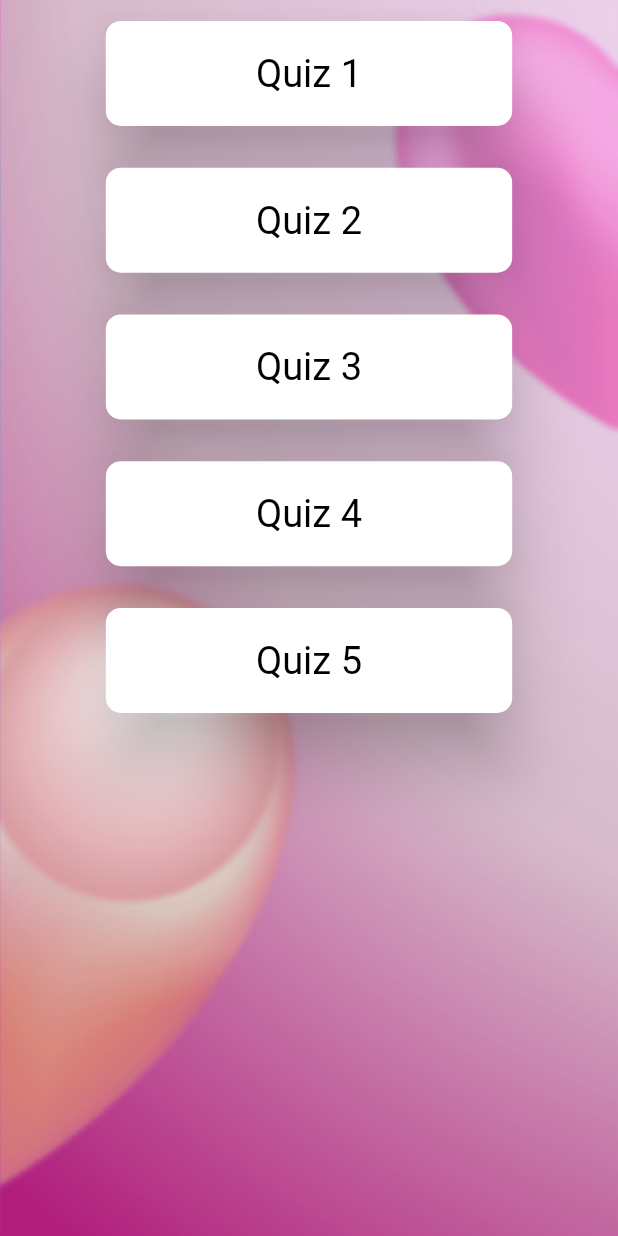
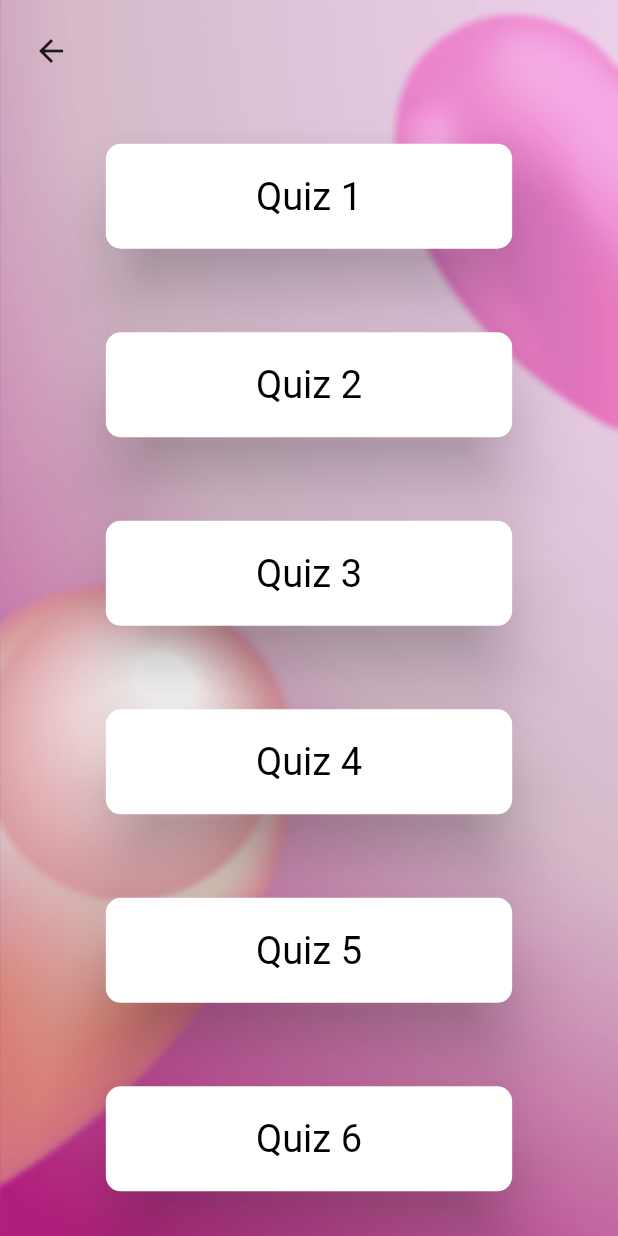
Before and after one commit to nooralibutt/love_test_app, a Flutter app: the screen it shows after launch, after a tap on "Start Test", on a phone screen of 412 x 824 dp. Run offline on Flutter 3.47's test engine with Material 2 defaults, Android fonts, the light colour scheme and no system bars; our stand-ins replace audioplayers, confetti, flutter_screenutil, flutter_spinkit, shared_preferences, simple_animations and 2 more.

Commit message:
refactor code

```diff
--- a/lib/controller/quiz_controller.dart
+++ b/lib/controller/quiz_controller.dart
@@ -5,6 +5,7 @@
   static List<QuizModel> selectedQuiz = [];
   static List<bool> correctAnswers = [];
   static double resultValue = 0;
+  static bool isAnswered = false;
 
   static Future<bool> showExitPopUp(
       {required BuildContext context,
--- a/lib/general_widgets/background_image.dart
+++ b/lib/general_widgets/background_image.dart
@@ -10,7 +10,8 @@
     return Scaffold(
       body: SafeArea(
         child: Container(
-            height: 900,
+            height: double.infinity,
+            width: double.infinity,
             decoration: const BoxDecoration(
               image: DecorationImage(
                 image: AssetImage('assets/images/bg_image.png'),
--- a/lib/general_widgets/general_elevated_button.dart
+++ b/lib/general_widgets/general_elevated_button.dart
@@ -34,6 +34,7 @@
             onPressed: onPressed,
             child: Text(
               text,
+              textAlign: TextAlign.center,
               style: TextStyle(
                   fontSize: fontSize,
                   color: fontColor,
--- a/lib/model/quiz_model.dart
+++ b/lib/model/quiz_model.dart
@@ -4,6 +4,11 @@
   final String correctAnswer;
 
   static final List<List<QuizModel>> quizList = [
+    QuizModel.quiz1,
+    QuizModel.quiz2,
+    QuizModel.quiz3,
+    QuizModel.quiz4,
+    QuizModel.quiz5,
     QuizModel.quiz1,
     QuizModel.quiz2,
     QuizModel.quiz3,
@@ -70,23 +75,23 @@
     QuizModel(
         headingText: 'How often do you talk with Girlfriend?',
         options: [
-          'Everyday, even weekends ',
+          'Everyday, even weekends',
           'most but not everyday',
           'Every once in a while '
         ],
-        correctAnswer: ''),
+        correctAnswer: 'Everyday, even weekends'),
     QuizModel(
         headingText: 'Does girlfriend ever give  your compliments? ',
         options: ['Yes, All of the time! ', 'Occasionally ', 'No'],
-        correctAnswer: ''),
+        correctAnswer: 'Occasionally'),
     QuizModel(
-        headingText: 'Do you get excited or  nervous when you see him/her?',
+        headingText: 'Do you get excited or nervous when you see him/her?',
         options: ['Yes', 'Sometimes', 'Never'],
-        correctAnswer: ''),
+        correctAnswer: 'Yes'),
     QuizModel(
-        headingText: 'other People when you’re around? ',
+        headingText: 'Other People when you’re around? ',
         options: ['No', 'A little', 'Yes'],
-        correctAnswer: ''),
+        correctAnswer: 'No'),
     QuizModel(
         headingText:
             'What would you do if you have a date but girlfriend is one hour late?',
@@ -95,23 +100,23 @@
           'I’ll wait 30 minutes',
           'I’ll leave immediately'
         ],
-        correctAnswer: ''),
+        correctAnswer: 'I’ll wait until they show up'),
     QuizModel(
-        headingText: 'Do you get excited when  you see Girlfriend?',
+        headingText: 'Do you get excited when you see Girlfriend?',
         options: ['Always', 'Sometimes', 'No'],
-        correctAnswer: ''),
+        correctAnswer: 'Always'),
     QuizModel(
         headingText: 'Do you enjoy each other’s company?',
         options: ['Yes, we’re really Good friends', 'A little', 'Not at all'],
-        correctAnswer: ''),
+        correctAnswer: 'Yes, we’re really Good friends'),
     QuizModel(
-        headingText: 'Bought you something or  made something for you?',
+        headingText: 'Bought you something or made something for you?',
         options: [
           'Yes, just because',
           'Yes, for valentine’s day or my birthday',
           'No'
         ],
-        correctAnswer: ''),
+        correctAnswer: 'Yes, just because'),
     QuizModel(
         headingText: 'Is there anything you want to change about girlfriend?',
         options: [
@@ -119,27 +124,27 @@
           'A few things',
           'Quite a lot of things'
         ],
-        correctAnswer: ''),
+        correctAnswer: 'Nothing, they are perfect'),
     QuizModel(
         headingText: 'How long have you had a crush on girlfriend?',
         options: ['Over a year', 'A few months', 'A few weeks'],
-        correctAnswer: ''),
+        correctAnswer: 'A few weeks'),
   ];
   static final List<QuizModel> quiz3 = [
     QuizModel(
         headingText:
             'Do you honestly think you are falling in love with girlfriend ?',
         options: ['Yes', 'Kind of', 'No'],
-        correctAnswer: ''),
+        correctAnswer: 'Yes'),
     QuizModel(
         headingText: 'Do you smile every time you think about girlfriend?',
         options: ['Yes', 'A little', 'No'],
-        correctAnswer: ''),
+        correctAnswer: 'Yes'),
     QuizModel(
         headingText:
-            'Would you feel jealous if you saw anyone else  interested in girlfriend?',
+            'Would you feel jealous if you saw anyone else interested in girlfriend?',
         options: ['Definitely', 'I think so', 'Not at all'],
-        correctAnswer: ''),
+        correctAnswer: 'Definitely'),
     QuizModel(
         headingText: 'Do you feel comfortable in each other’s company?',
         options: [
@@ -147,86 +152,86 @@
           'No, it feels awkward',
           'We don’t hang out'
         ],
-        correctAnswer: ''),
+        correctAnswer: 'Yes, it feel natural'),
     QuizModel(
-        headingText: 'Has girlfriend told you  that they like you?',
+        headingText: 'Has girlfriend told you that they like you?',
         options: ['Yes', 'I dont\'t think so', 'No'],
-        correctAnswer: ''),
+        correctAnswer: 'Yes'),
     QuizModel(
         headingText: 'If you talk, who initiates conversation first?',
         options: ['They do', 'Always me', '50-50'],
-        correctAnswer: ''),
+        correctAnswer: '50-50'),
     QuizModel(
         headingText: 'Do you constantly check girlfriend’s social media?',
         options: ['Everyday', 'Occasionally', 'No'],
-        correctAnswer: ''),
+        correctAnswer: 'No'),
     QuizModel(
         headingText: 'Do you flirt with girlfriend when you are with them?',
         options: ['Yes all the time', 'Sometimes', 'Not at all'],
-        correctAnswer: ''),
+        correctAnswer: 'Not at all'),
     QuizModel(
-        headingText: 'How long does it take girlfriend to respond to  a text?',
+        headingText: 'How long does it take girlfriend to respond to a text?',
         options: [
           'They reply instantly',
           'A few hours',
           'we never text each other'
         ],
-        correctAnswer: ''),
+        correctAnswer: 'They reply instantly'),
     QuizModel(
-        headingText: 'Are you two the  some age?',
+        headingText: 'Are you two the some age?',
         options: ['Yes', '2-3 years apart', 'Over 3 years apart'],
-        correctAnswer: ''),
+        correctAnswer: 'Yes'),
   ];
   static final List<QuizModel> quiz4 = [
     QuizModel(
         headingText: 'Does girlfriend know you exist?',
-        options: [' Yes, We’re friends', 'We’ve spoken a few times ', 'Nope'],
-        correctAnswer: ''),
+        options: ['Yes, We’re friends', 'We’ve spoken a few times ', 'Nope'],
+        correctAnswer: 'Yes, We’re friends'),
     QuizModel(
         headingText:
-            'Would you rather be with girlfriend right now  instead of doing this test?',
+            'Would you rather be with girlfriend right now instead of doing this test?',
         options: ['Definitely', 'I am not sure', 'No'],
-        correctAnswer: ''),
+        correctAnswer: 'I am not sure'),
     QuizModel(
         headingText:
             'Has girlfriend ever gone out of their way to help you with something?',
         options: ['Yes, lots of time', 'Occasionally', 'No'],
-        correctAnswer: ''),
+        correctAnswer: 'Yes, lots of time'),
     QuizModel(
         headingText:
-            'Do you get angery when you miss an opportunity to be with girlfriend?',
+            'Do you get angry when you miss an opportunity to be with girlfriend?',
         options: ['Yes', 'Sometimes', 'No'],
-        correctAnswer: ''),
+        correctAnswer: 'Yes'),
     QuizModel(
         headingText: 'Do you argue with each other?',
         options: ['No', 'Occasionally', 'Yes, we argue quite a lot'],
-        correctAnswer: ''),
+        correctAnswer: 'Occasionally'),
     QuizModel(
         headingText: 'Do you think you like girlfriend?',
         options: ['Yes, I’m pretty sure', 'I’m not sure', 'No'],
-        correctAnswer: ''),
+        correctAnswer: 'Yes, I’m pretty sure'),
     QuizModel(
         headingText: 'Do you know what type of music girlfriend likes?',
         options: ['Yes', 'I think so', 'No'],
-        correctAnswer: ''),
+        correctAnswer: 'Yes'),
     QuizModel(
         headingText: 'Have you ever touched girlfriend?',
         options: ['Yes', 'Kind of', 'No'],
-        correctAnswer: ''),
+        correctAnswer: 'Yes'),
     QuizModel(
         headingText: 'How often does Girlfriend pop into your head?',
         options: ['All the time?', 'A couple of times a day', 'Hardly ever'],
-        correctAnswer: ''),
+        correctAnswer: 'A couple of times a day'),
     QuizModel(
-        headingText: 'Has girlfriend told you  that they like you?',
+        headingText: 'Has girlfriend told you that they like you?',
         options: ['Yes', 'No', 'I don\'t think so'],
-        correctAnswer: ''),
+        correctAnswer: 'Yes'),
   ];
   static final List<QuizModel> quiz5 = [
     QuizModel(
-        headingText: 'Does girlfriend make an  effort  to hang out with you?',
+        headingText: 'Does girlfriend make an effort to hang out with you?',
         options: ['Yes, All the time', 'Yes, but like a friend', 'No'],
-        correctAnswer: ''),
+        correctAnswer: 'Yes, All the time'),
     QuizModel(
         headingText: 'Have you ever caught girlfriend staring at you?',
         options: [
@@ -234,48 +239,48 @@
           'I don\'t think so',
           'No, I’m usually the one staring'
         ],
-        correctAnswer: ''),
+        correctAnswer: 'Yes'),
     QuizModel(
         headingText: ' Do you talk to girlfriend about personal things?',
         options: ['Yes', 'Not Really', 'No'],
-        correctAnswer: ''),
+        correctAnswer: 'Yes'),
     QuizModel(
-        headingText: 'Have you ever held  Girlfriend’s hand??',
+        headingText: 'Have you ever held Girlfriend’s hand??',
         options: [
           'Yes, It was very romantic',
           'yes, we’ve held hands as  part of a game',
           'No'
         ],
-        correctAnswer: ''),
+        correctAnswer: 'Yes, It was very romantic'),
     QuizModel(
         headingText: 'Does Girlfriend lean in when you speak?',
         options: ['Yes', 'I am not sure', 'No'],
-        correctAnswer: ''),
+        correctAnswer: 'Yes'),
     QuizModel(
         headingText: 'Do you try to dress up to impress girlfriend?',
         options: ['Yes, all the time', 'Occasionally ', 'No'],
-        correctAnswer: ''),
+        correctAnswer: 'Yes, all the time'),
     QuizModel(
         headingText:
-            'On a scale of 1 to 5 (5 being totally in love). how much do you like Girlfriend?',
+            'On a scale of 1 to 5 (5 being totally in love). How much do you like Girlfriend?',
         options: ['5', '3.4', '1.2'],
-        correctAnswer: ''),
+        correctAnswer: '5'),
     QuizModel(
         headingText: 'Have you ever touched girlfriend?',
         options: ['Yes', 'Occasionally', 'No'],
-        correctAnswer: ''),
+        correctAnswer: 'Yes'),
     QuizModel(
-        headingText: 'Is there anything you  would change about  girlfriend??',
+        headingText: 'Is there anything you would change about girlfriend??',
         options: [
           'Yes, lots og things!',
           'A few things',
           'No, I think they are perfect!'
         ],
-        correctAnswer: ''),
+        correctAnswer: 'No, I think they are perfect!'),
     QuizModel(
         headingText:
-            'If you asked Girlfriend to do something for you, do you think they would  do it?',
+            'If you asked Girlfriend to do something for you, do you think they would do it?',
         options: ['Yes', 'It depends', 'No'],
-        correctAnswer: ''),
+        correctAnswer: 'Yes'),
   ];
 }
--- a/lib/screen/home_screen/home_screen.dart
+++ b/lib/screen/home_screen/home_screen.dart
@@ -32,7 +32,7 @@
                   child: Text('Love Test',
                       style: TextStyle(
                         fontFamily: "BuiltTitlingRg",
-                        fontSize: 500.sp,
+                        fontSize: 450.sp,
                         color: Colors.white,
                       )),
                 ),
@@ -52,7 +52,7 @@
                     buttonWidth: 200,
                     text: 'Start Test',
                     fontColor: Colors.black,
-                    internalPadding: const EdgeInsets.all(1),
+                    internalPadding: const EdgeInsets.all(12),
                     onPressed: () {
                       Navigator.pushReplacementNamed(
                           context, QuizListScreen.routeName);
--- a/lib/screen/quiz_list_screen/quiz_list_screen.dart
+++ b/lib/screen/quiz_list_screen/quiz_list_screen.dart
@@ -2,6 +2,7 @@
 import 'package:love_test_app/general_widgets/background_image.dart';
 import 'package:love_test_app/general_widgets/general_elevated_button.dart';
 import 'package:love_test_app/model/quiz_model.dart';
+import 'package:love_test_app/screen/home_screen/home_screen.dart';
 import 'package:love_test_app/screen/quiz-screen/quiz_screen.dart';
 import 'package:love_test_app/utils/all_utilities.dart';
 
@@ -12,21 +13,33 @@
 
   @override
   Widget build(BuildContext context) {
-    return BackgroundImage(
-        child: SingleChildScrollView(
-      child: Column(
-        crossAxisAlignment: CrossAxisAlignment.stretch,
-        children: _buildButton(),
-      ),
-    ));
-  }
-
-  List<Widget> _buildButton() {
-    List<_BuildButton> list = [];
+    List<Widget> list = [];
     for (int i = 0; i < QuizModel.quizList.length; i++) {
       list.add(_BuildButton(i));
     }
-    return list;
+    list.insert(
+        0,
+        Align(
+          alignment: Alignment.topLeft,
+          child: Padding(
+            padding: const EdgeInsets.all(10),
+            child: BackButton(
+              onPressed: () {
+                Navigator.pushReplacementNamed(context, HomeScreen.routeName);
+              },
+            ),
+          ),
+        ));
+
+    return BackgroundImage(
+        child: Center(
+      child: SingleChildScrollView(
+        child: Column(
+          crossAxisAlignment: CrossAxisAlignment.stretch,
+          children: list,
+        ),
+      ),
+    ));
   }
 }
 
@@ -38,7 +51,7 @@
   @override
   Widget build(BuildContext context) {
     return Padding(
-      padding: EdgeInsets.symmetric(horizontal: 250.w, vertical: 50.h),
+      padding: EdgeInsets.symmetric(horizontal: 250.w, vertical: 100.h),
       child: GeneralElevatedButton(
         buttonWidth: 250,
         fontColor: Colors.black,
--- a/lib/screen/result_screen/result_screen.dart
+++ b/lib/screen/result_screen/result_screen.dart
@@ -4,6 +4,7 @@
 import 'package:love_test_app/general_widgets/background_image.dart';
 import 'package:love_test_app/general_widgets/general_elevated_button.dart';
 import 'package:love_test_app/screen/home_screen/home_screen.dart';
+import 'package:love_test_app/screen/quiz_list_screen/quiz_list_screen.dart';
 import 'package:love_test_app/utils/all_utilities.dart';
 
 class ResultScreen extends StatelessWidget {
@@ -45,7 +46,10 @@
             ),
             SizedBox(height: 190.h),
             GeneralElevatedButton(
-                onPressed: () {},
+                onPressed: () {
+                  Navigator.pushReplacementNamed(
+                      context, QuizListScreen.routeName);
+                },
                 fontSize: 120.sp,
                 backgroundColor: const Color(0xff00c6c6),
                 fontColor: Colors.white,
```
Also changed, not shown: lib/screen/call_screen/call_screen.dart (+47 -5 lines), lib/screen/quiz-screen/components/heading_text.dart (+5 -6 lines), lib/screen/quiz-screen/quiz_screen.dart (+29 -11 lines).
